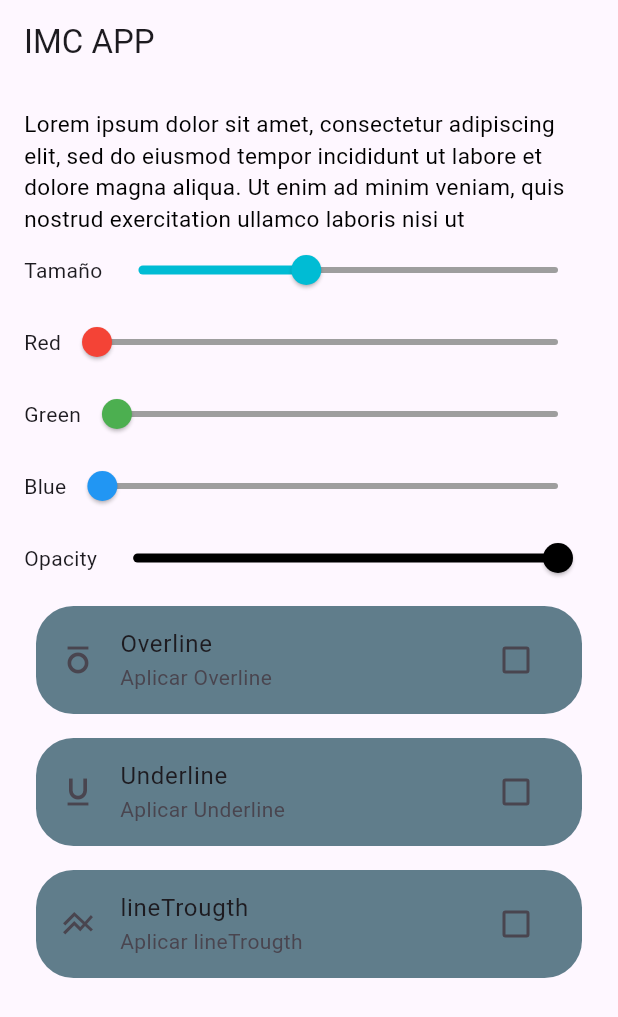
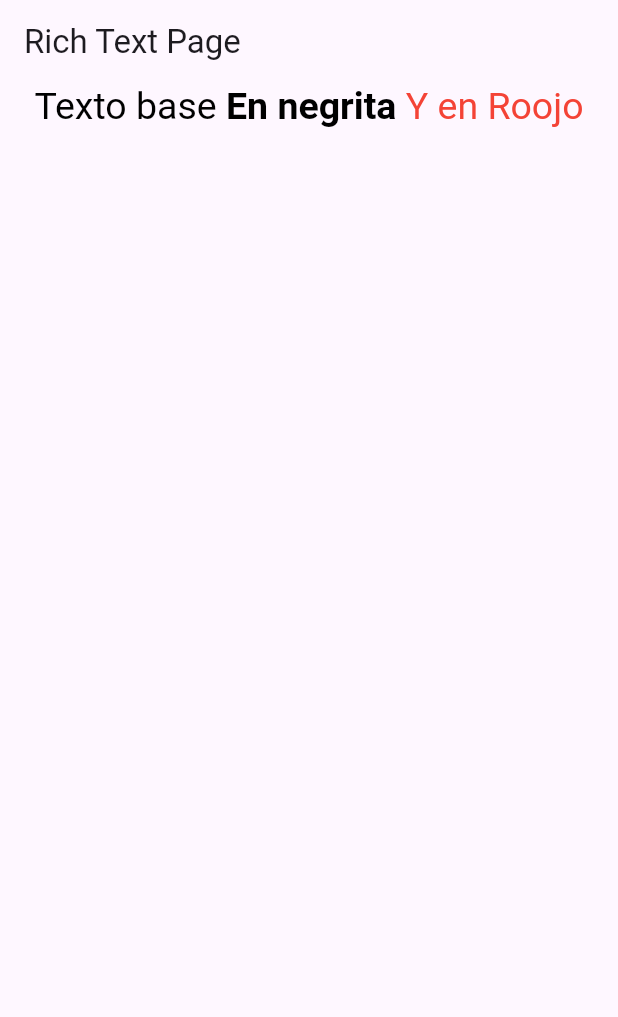
Before and after one commit to fr4nsgallegos/imcappg12, a Flutter app: the screen it shows after launch, on a phone screen of 412 x 824 dp. Shown: the top 1017 px of the screen. Run offline on Flutter 3.47's test engine with Material 3 defaults, Android fonts, the phone set to English and light mode, and no system bars.

Commit message:
rich text init

```diff
--- a/lib/main.dart
+++ b/lib/main.dart
@@ -1,6 +1,7 @@
 import 'package:flutter/material.dart';
 import 'package:imcappg12/pages/home_page.dart';
+import 'package:imcappg12/pages/richtext_page.dart';
 
 void main() {
-  runApp(MaterialApp(home: HomePage()));
+  runApp(MaterialApp(home: RichtextPage(), debugShowCheckedModeBanner: false));
 }
--- a/lib/pages/home_page.dart
+++ b/lib/pages/home_page.dart
@@ -80,7 +80,7 @@ class _HomePageState extends State<HomePage> {
   @override
   Widget build(BuildContext context) {
     return Scaffold(
-      appBar: AppBar(title: Text("IMC APP")),
+      appBar: AppBar(title: Text("TEXT EDITING  APP")),
       body: Padding(
         padding: const EdgeInsets.all(16.0),
         child: Column(
--- /dev/null
+++ b/lib/pages/richtext_page.dart
@@ -0,0 +1,34 @@
+import 'package:flutter/material.dart';
+
+class RichtextPage extends StatelessWidget {
+  const RichtextPage({super.key});
+
+  @override
+  Widget build(BuildContext context) {
+    return Scaffold(
+      appBar: AppBar(title: Text("Rich Text Page")),
+      body: Center(
+        child: Column(
+          children: [
+            RichText(
+              text: TextSpan(
+                text: "Texto base",
+                style: TextStyle(color: Colors.black, fontSize: 25),
+                children: [
+                  TextSpan(
+                    text: " En negrita",
+                    style: TextStyle(fontWeight: FontWeight.bold),
+                  ),
+                  TextSpan(
+                    text: " Y en Roojo",
+                    style: TextStyle(color: Colors.red),
+                  ),
+                ],
+              ),
+            ),
+          ],
+        ),
+      ),
+    );
+  }
+}
```
